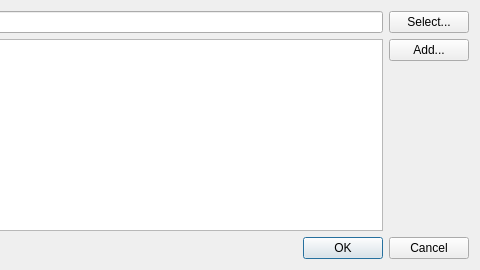
The window that src/plugins/blasq/uploadphotosdialog.ui (0xd34df00d/leechcraft) describes before a commit, drawn with Qt 5; both pictures show x 301 to 781 and y 0 to 270 of the 781 by 270 pixel window.
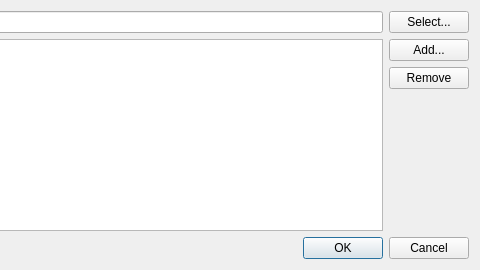
The same window after the commit. Icons and pictures are not drawn.

Commit message: [Blasq] Removing photos in UploadPhotosDialog.

What changed in the file:
```diff
--- a/src/plugins/blasq/uploadphotosdialog.ui
+++ b/src/plugins/blasq/uploadphotosdialog.ui
@@ -91,6 +91,16 @@
          </property>
         </widget>
        </item>
+       <item>
+        <widget class="QPushButton" name="RemovePhotoButton_">
+         <property name="text">
+          <string>Remove</string>
+         </property>
+         <property name="icon">
+          <iconset theme="list-remove"/>
+         </property>
+        </widget>
+       </item>
        <item>
         <spacer name="verticalSpacer">
          <property name="orientation">
```
Left out of the diff: 6 changed lines with no effect on the pictures. The commit also changes 2 other files.
